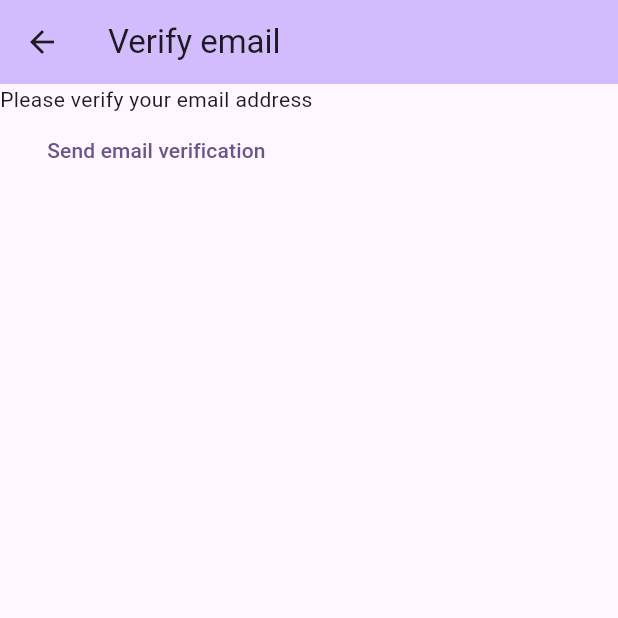
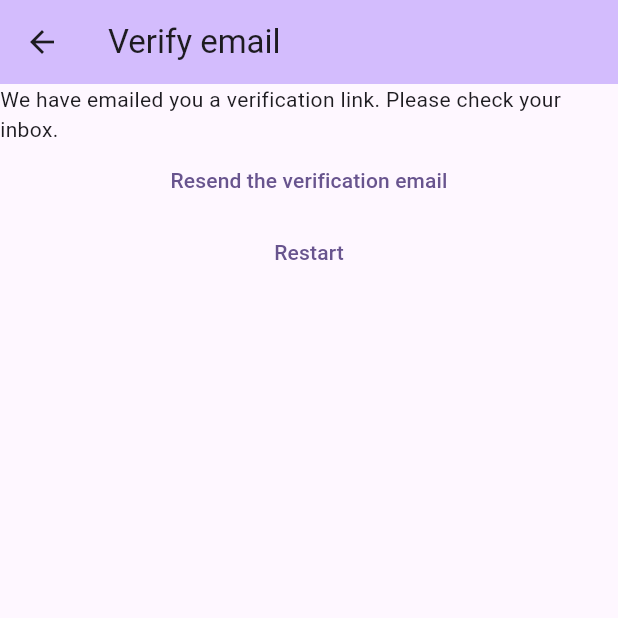
Before and after one commit to atif-hussain-khan/mynotes-app, a Flutter app: the VerifyEmailView screen opened by its route, on a phone screen of 412 x 824 dp, the top half of it. Run offline on Flutter 3.47's test engine with Material 2 defaults, Android fonts, the phone set to English and light mode, and no system bars; our stand-ins replace firebase_auth, firebase_core; accounts and stored records are empty; network calls fail.

Commit message:
implement user email validation before main notes UI screen

```diff
--- a/lib/views/verify_email_view.dart
+++ b/lib/views/verify_email_view.dart
@@ -1,5 +1,6 @@
 import 'package:firebase_auth/firebase_auth.dart';
 import 'package:flutter/material.dart';
+import 'package:mynotes/constants/routes.dart';
 
 class VerifyEmailView extends StatefulWidget {
   const VerifyEmailView({super.key});
@@ -18,13 +19,23 @@ class _VerifyEmailViewState extends State<VerifyEmailView> {
       ),
       body: Column(
         children: [
-          const Text('Please verify your email address'),
+          const Text(
+              'We have emailed you a verification link. Please check your inbox.'),
           TextButton(
-              onPressed: () async {
-                final user = FirebaseAuth.instance.currentUser;
-                await user?.sendEmailVerification();
-              },
-              child: const Text('Send email verification'))
+            onPressed: () async {
+              final user = FirebaseAuth.instance.currentUser;
+              await user?.sendEmailVerification();
+            },
+            child: const Text('Resend the verification email'),
+          ),
+          TextButton(
+            onPressed: () async {
+              await FirebaseAuth.instance.signOut();
+              Navigator.of(context)
+                  .pushNamedAndRemoveUntil(registerRoute, (route) => false);
+            },
+            child: const Text('Restart'),
+          )
         ],
       ),
     );
```
Also changed, not shown: lib/views/login_view.dart (+12 -4 lines).
